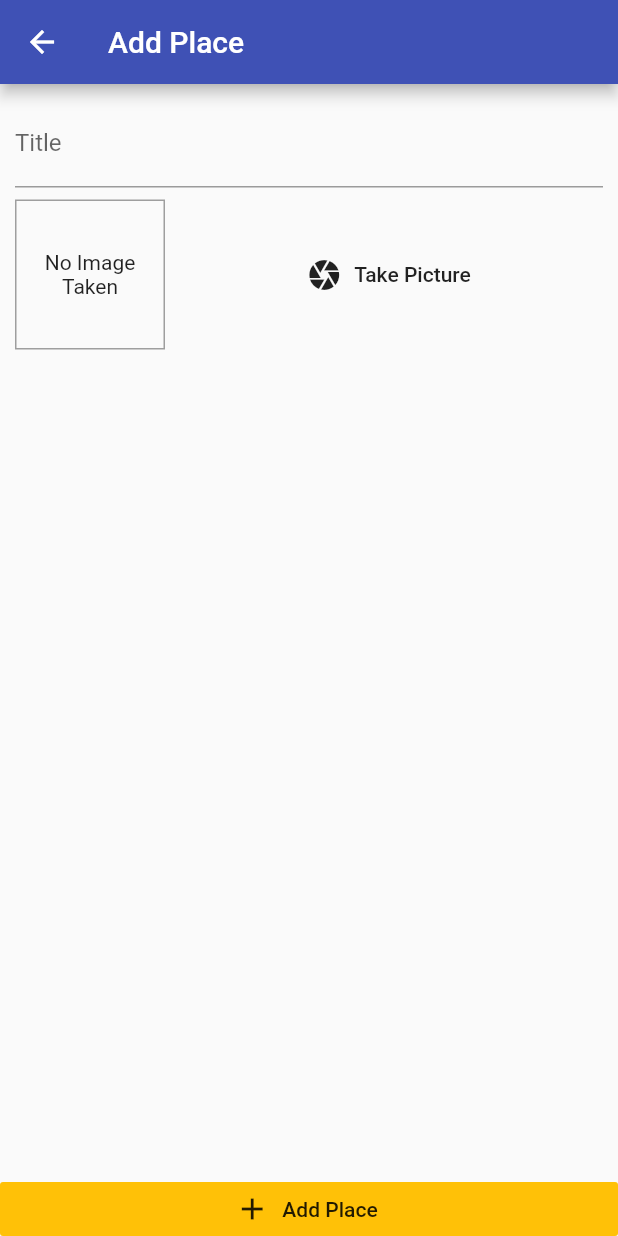
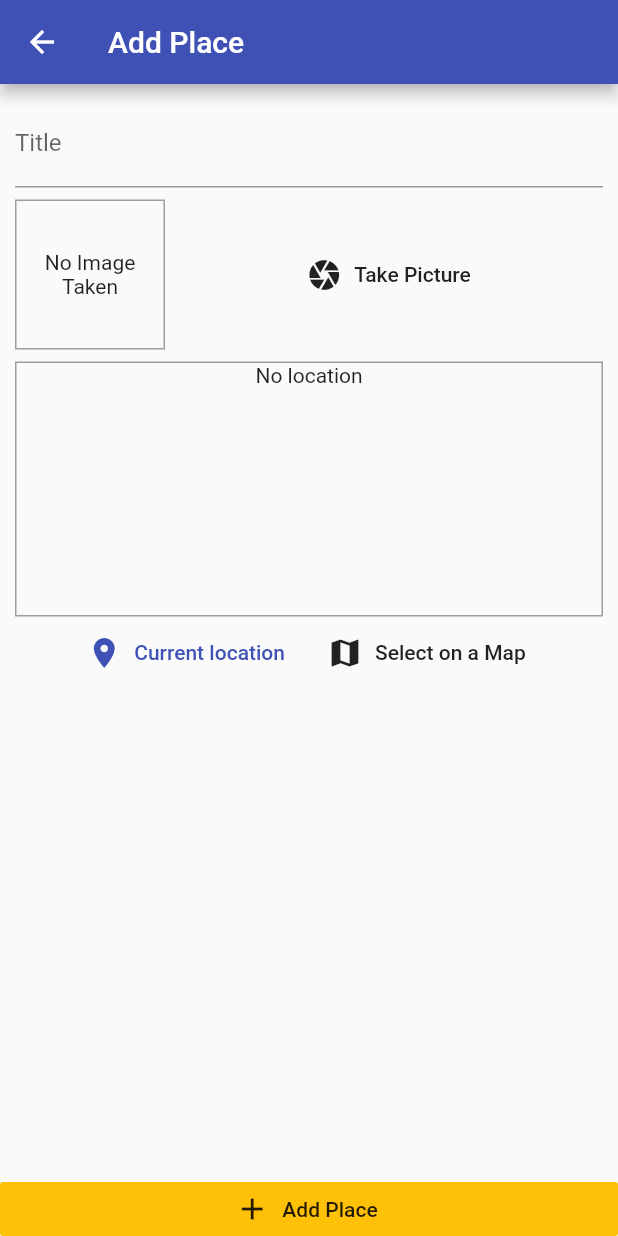
Before and after one commit to epic-dev/flutter-native-device-features, a Flutter app: the screen it shows after launch, after a tap on the "add" icon, on a phone screen of 412 x 824 dp. Run offline on Flutter 3.47's test engine with Material 2 defaults, Android fonts, the phone set to English and light mode, and no system bars; our stand-ins replace google_maps_flutter, image_picker, location, sqflite; accounts and stored records are empty.

Commit message:
google map api

```diff
--- a/lib/helpers/db_helper.dart
+++ b/lib/helpers/db_helper.dart
@@ -3,11 +3,19 @@ import 'package:path/path.dart' as path;
 
 class DbHelper {
   static Future<void> insert(String table, Map<String, Object> data) async {
-    final dbPath = await sql.getDatabasesPath();
-    final sqlDb = await  sql.openDatabase(path.join(dbPath, 'places.db'), onCreate: (db, version) {
-      return db.execute('CREATE TABLE user_places(id TEXT PRIMARY KEY, title TEXT, image TEXT)');
-    }, version: 1);
-
+    final sqlDb = await DbHelper.database();
     await sqlDb.insert(table, data, conflictAlgorithm: sql.ConflictAlgorithm.replace);
   }
+
+  static Future<sql.Database> database() async {
+    final dbPath = await sql.getDatabasesPath();
+    return sql.openDatabase(path.join(dbPath, 'places.db'), onCreate: (db, version) {
+      return db.execute('CREATE TABLE places(id TEXT PRIMARY KEY, title TEXT, image TEXT, loc_lat REAL, loc_lng REAL, address TEXT)');
+    }, version: 1);
+  }
+
+  static Future<List<Map<String, Object>>> getData(String table) async {
+    final sqlDb = await DbHelper.database();
+    return sqlDb.query(table);
+  }
 }
--- /dev/null
+++ b/lib/helpers/locaion_helper.dart
@@ -0,0 +1,17 @@
+import 'dart:convert';
+import 'package:http/http.dart' as http;
+
+const GOOGLE_API_KEY = 'AIzaSyCYEHKLuDkkdStLa0YBCWSWnD3LuKCese4';
+
+class LocationHelper {
+  // static void
+
+  static String generateLocationPreviewImage({double latitude, double longitude}) {
+    return 'https://maps.googleapis.com/maps/api/staticmap?center=$latitude,$longitude&zoom=15&size=600x300&maptype=roadmap&markers=color:blue%7Clabel:A%7C$latitude,$longitude&key=$GOOGLE_API_KEY';
+  }
+  static Future<String> getPlaceAddress(double lat, double lon) async  {
+    final url = 'https://maps.googleapis.com/maps/api/geocode/json?latlng=$lat,$lon&key=$GOOGLE_API_KEY';
+    final response = await http.get(url);
+    return json.decode(response.body)['results'][0]['formatted_address'];
+  }
+}
--- a/lib/models/place.dart
+++ b/lib/models/place.dart
@@ -6,7 +6,7 @@ class PlaceLocation {
   final double _longitude;
   final String _address;
 
-  PlaceLocation(@required this._latitude, @required this._longitude, this._address);
+  const PlaceLocation(@required this._latitude, @required this._longitude, this._address);
 
   double get latitude {
     return _latitude;
--- a/lib/provider/places.dart
+++ b/lib/provider/places.dart
@@ -3,7 +3,7 @@ import 'dart:io';
 import 'package:flutter/material.dart';
 import 'package:flutter_locations/helpers/db_helper.dart';
 import 'package:flutter_locations/models/place.dart';
-
+import '../helpers/locaion_helper.dart';
 
 class Places with ChangeNotifier {
   List<Place> _items = [];
@@ -12,19 +12,37 @@ class Places with ChangeNotifier {
     return [..._items];
   }
 
-  void addPlace(String title, File image) {
+  void addPlace(String title, File image, PlaceLocation pickedLocation) async {
+    final address = await LocationHelper.getPlaceAddress(pickedLocation.latitude, pickedLocation.longitude);
+    final updatedLoc = PlaceLocation(pickedLocation.latitude, pickedLocation.longitude, address);
     final newPlace = Place(
       id: DateTime.now().toString(),
       title: title,
-      location: null,
+      location: updatedLoc,
       image: image,
     );
     _items.add(newPlace);
-    notifyListeners();
     DbHelper.insert('places', {
       'id': newPlace.id,
       'title': newPlace.title,
       'image': newPlace.image.path,
+      'loc_lat': pickedLocation.latitude,
+      'loc_lng': pickedLocation.longitude,
+      'address': address,
     });
+    notifyListeners();
+  }
+
+  Future<void> fetchAndSetPlaces() async {
+    final dataList = await DbHelper.getData('places');
+    _items = dataList
+        .map((item) => Place(
+              id: item['id'],
+              title: item['title'],
+              image: File(item['image']),
+              location: PlaceLocation(item['loc_lat'], item['loc_lng'], item['address']),
+            ))
+        .toList();
+        notifyListeners();
   }
 }
--- a/lib/screens/add_place_screen.dart
+++ b/lib/screens/add_place_screen.dart
@@ -1,8 +1,11 @@
 import 'dart:io';
 
 import 'package:flutter/material.dart';
+import 'package:flutter_locations/models/place.dart';
 import 'package:flutter_locations/provider/places.dart';
 import 'package:flutter_locations/widgets/imag_input.dart';
+import 'package:flutter_locations/widgets/location_input.dart';
+import 'package:location/location.dart';
 import 'package:provider/provider.dart';
 
 class AddPlaceScreen extends StatefulWidget {
@@ -14,17 +17,22 @@ class AddPlaceScreen extends StatefulWidget {
 class _AddPlaceScreenState extends State<AddPlaceScreen> {
   TextEditingController _titleController = TextEditingController();
   File _pcikedImage;
+  PlaceLocation _pickedLocation;
 
   void _selectImage(File pickedImage) {
     _pcikedImage = pickedImage;
   }
 
   void _savePlace() {
-    if (_titleController.text.isEmpty || _pcikedImage == null) {
+    if (_titleController.text.isEmpty || _pcikedImage == null || _pickedLocation == null) {
       return;
     }
-    Provider.of<Places>(context, listen: false).addPlace(_titleController.text, _pcikedImage);
+    Provider.of<Places>(context, listen: false).addPlace(_titleController.text, _pcikedImage, _pickedLocation);
     Navigator.of(context).pop();
+  }
+
+  void _selectPlace(double lat, double lng) {
+    _pickedLocation  = PlaceLocation(lat, lng, ' ');
   }
 
   @override
@@ -51,13 +59,8 @@ class _AddPlaceScreenState extends State<AddPlaceScreen> {
                     ),
                     SizedBox(height: 8.0),
                     ImageInput(_selectImage),
-                    // TextField(
-                    //   controller: _titleController,
-                    //   decoration: InputDecoration(
-                    //     labelText: 'Image',
-                    //   ),
-                    // ),
-                    // TextField(),
+                    SizedBox(height: 8.0),
+                    LocationInput(_selectPlace),
                   ],
                 ),
               ),
--- a/lib/screens/places_list_screen.dart
+++ b/lib/screens/places_list_screen.dart
@@ -1,6 +1,5 @@
 import 'package:flutter/material.dart';
 
-import 'package:flutter/material.dart';
 import 'package:flutter_locations/provider/places.dart';
 import 'package:flutter_locations/screens/add_place_screen.dart';
 import 'package:provider/provider.dart';
@@ -20,24 +19,30 @@ class PlacesListScreen extends StatelessWidget {
           ),
         ],
       ),
-      body: Consumer<Places>(
+      body: FutureBuilder(
+        future: Provider.of<Places>(context, listen: false).fetchAndSetPlaces(),
+        builder: (_, snapshot) => snapshot.connectionState == ConnectionState.waiting
+            ? Center(child: CircularProgressIndicator())
+            : Consumer<Places>(
                 builder: (ctx, places, _) => Center(
                   child: places.items.length > 0
                       ? ListView.builder(
                           itemCount: places.items.length,
                           itemBuilder: (ctx, i) {
                             return ListTile(
-                leading: CircleAvatar(backgroundImage: FileImage(places.items[i].image),),
+                              leading: CircleAvatar(
+                                backgroundImage: FileImage(places.items[i].image),
+                              ),
                               title: Text(places.items[i].title),
-                onTap: () {
-
-                },
+                              subtitle: Text(places.items[i].location.address),
+                              onTap: () {},
                             );
                           },
                         )
                       : CircularProgressIndicator(),
                 ),
               ),
+      ),
     );
   }
 }
--- /dev/null
+++ b/lib/widgets/location_input.dart
@@ -0,0 +1,89 @@
+import 'package:flutter/material.dart';
+import 'package:flutter_locations/screens/map_screen.dart';
+import 'package:google_maps_flutter/google_maps_flutter.dart';
+import 'package:location/location.dart';
+import '../helpers/locaion_helper.dart';
+
+class LocationInput extends StatefulWidget {
+  Function _selectPlace;
+  LocationInput(this._selectPlace);
+  @override
+  _LocationInputState createState() => _LocationInputState();
+}
+
+class _LocationInputState extends State<LocationInput> {
+  String _previewImagePath;
+  void _showPreview(double lat, double lng) {
+    final staticMapImageUrl = LocationHelper.generateLocationPreviewImage(
+        latitude: lat, longitude: lng);
+        setState(() {
+      _previewImagePath = staticMapImageUrl;
+    });
+   }
+  Future<void> _getCurrentLocation() async {
+    final location = await Location().getLocation();
+    _showPreview(location.latitude, location.longitude);
+
+    widget._selectPlace(location.latitude, location.longitude);
+  }
+
+  Future<void> _selectOnMap() async {
+    final selectedLocation = await Navigator.of(context).push<LatLng>(
+      MaterialPageRoute(
+        fullscreenDialog: true,
+        builder: (ctx) => MapScreen(
+          isSelecting: true,
+        ),
+      ),
+    );
+    if (selectedLocation == null) {
+      return;
+    }
+    _showPreview(selectedLocation.latitude, selectedLocation.longitude);
+    widget._selectPlace(selectedLocation.latitude, selectedLocation.longitude);
+  }
+
+  @override
+  Widget build(BuildContext context) {
+    return Column(
+      children: [
+        Container(
+          height: 170,
+          width: double.infinity,
+          decoration: BoxDecoration(
+            border: Border.all(
+              width: 1,
+              color: Colors.grey,
+            ),
+          ),
+          child: _previewImagePath == null
+              ? Text(
+                  'No location',
+                  textAlign: TextAlign.center,
+                )
+              : Image.network(
+                  _previewImagePath,
+                  fit: BoxFit.cover,
+                  width: double.infinity,
+                ),
+        ),
+        Row(
+          mainAxisAlignment: MainAxisAlignment.center,
+          children: [
+            FlatButton.icon(
+              onPressed: _getCurrentLocation,
+              icon: Icon(Icons.location_on),
+              label: Text('Current location'),
+              textColor: Theme.of(context).primaryColor,
+            ),
+            FlatButton.icon(
+              onPressed: _selectOnMap,
+              icon: Icon(Icons.map),
+              label: Text('Select on a Map'),
+            ),
+          ],
+        )
+      ],
+    );
+  }
+}
--- a/pubspec.yaml
+++ b/pubspec.yaml
@@ -28,6 +28,9 @@ dependencies:
   path_provider: ^1.6.14
   path: ^1.7.0
   sqflite: ^1.3.1+1
+  location: ^3.0.2
+  google_maps_flutter: ^0.5.32
+  http: ^0.12.2
 
 
   # The following adds the Cupertino Icons font to your application.
```
Also changed, not shown: lib/screens/map_screen.dart (added, +53 -0 lines), pubspec.lock, 5 other files. Lines whose indentation alone changed are shown as unchanged.
